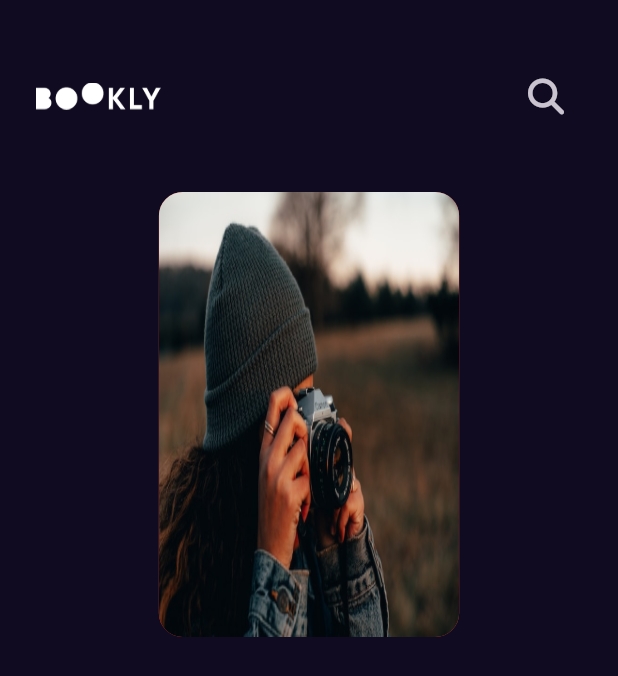
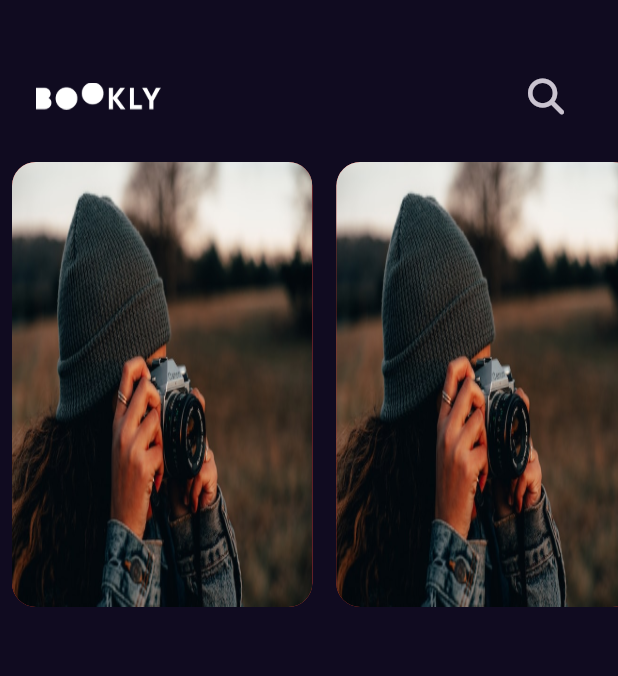
Before and after one commit to Ahmedmansor/bookly_app, a Flutter app: the screen it shows after launch, on a phone screen of 412 x 824 dp. Shown: the top 676 px of the screen. Run offline on Flutter 3.47's test engine with Material 3 defaults, Android fonts, the phone set to English and light mode, and no system bars; our stand-ins replace font_awesome_flutter, get.

Commit message:
add horizontal list view to home

```diff
--- a/lib/features/home/presentation/views/widgets/custom_app_bar.dart
+++ b/lib/features/home/presentation/views/widgets/custom_app_bar.dart
@@ -8,7 +8,7 @@ class CustomAppBar extends StatelessWidget {
   @override
   Widget build(BuildContext context) {
     return Padding(
-      padding: const EdgeInsets.symmetric(horizontal: 24, vertical: 40),
+      padding: const EdgeInsets.only(left: 24, right: 24, top: 40, bottom: 20),
       child: Row(
         mainAxisAlignment: MainAxisAlignment.spaceBetween,
         children: [
--- a/lib/features/home/presentation/views/widgets/custom_horizontal_list_view.dart
+++ /dev/null
@@ -1,27 +0,0 @@
-import 'package:bookly_app/core/utils/app_setting.dart';
-import 'package:bookly_app/core/utils/assets.dart';
-import 'package:flutter/material.dart';
-
-class CustomListViewItem extends StatelessWidget {
-  const CustomListViewItem({super.key});
-
-  @override
-  Widget build(BuildContext context) {
-    return SizedBox(
-      height: AppSettings.defultSize * 30,
-      child: AspectRatio(
-        aspectRatio: 2.7 / 4,
-        child: Container(
-          decoration: BoxDecoration(
-              borderRadius: BorderRadius.circular(16),
-              image: const DecorationImage(
-                  image: AssetImage(
-                    AssetsData.testImage,
-                  ),
-                  fit: BoxFit.fill),
-              color: Colors.red),
-        ),
-      ),
-    );
-  }
-}
--- /dev/null
+++ b/lib/features/home/presentation/views/widgets/custom_list_view_horizontal.dart
@@ -0,0 +1,24 @@
+import 'package:bookly_app/core/utils/app_setting.dart';
+import 'package:bookly_app/features/home/presentation/views/widgets/custom_list_view_item.dart';
+import 'package:flutter/material.dart';
+
+class CustomListViewHor extends StatelessWidget {
+  const CustomListViewHor({super.key});
+
+  @override
+  Widget build(BuildContext context) {
+    return SizedBox(
+      height: AppSettings.defultSize * 30,
+      child: ListView.builder(
+        scrollDirection: Axis.horizontal,
+        itemCount: 10,
+        itemBuilder: (context, index) {
+          return const Padding(
+            padding: EdgeInsets.symmetric(horizontal: 8),
+            child: CustomListViewItem(),
+          );
+        },
+      ),
+    );
+  }
+}
--- /dev/null
+++ b/lib/features/home/presentation/views/widgets/custom_list_view_item.dart
@@ -0,0 +1,23 @@
+import 'package:bookly_app/core/utils/assets.dart';
+import 'package:flutter/material.dart';
+
+class CustomListViewItem extends StatelessWidget {
+  const CustomListViewItem({super.key});
+
+  @override
+  Widget build(BuildContext context) {
+    return AspectRatio(
+      aspectRatio: 2.7 / 4,
+      child: Container(
+        decoration: BoxDecoration(
+            borderRadius: BorderRadius.circular(16),
+            image: const DecorationImage(
+                image: AssetImage(
+                  AssetsData.testImage,
+                ),
+                fit: BoxFit.fill),
+            color: Colors.red),
+      ),
+    );
+  }
+}
--- a/lib/features/home/presentation/views/widgets/home_view_body.dart
+++ b/lib/features/home/presentation/views/widgets/home_view_body.dart
@@ -1,5 +1,5 @@
 import 'package:bookly_app/features/home/presentation/views/widgets/custom_app_bar.dart';
-import 'package:bookly_app/features/home/presentation/views/widgets/custom_horizontal_list_view.dart';
+import 'package:bookly_app/features/home/presentation/views/widgets/custom_list_view_horizontal.dart';
 import 'package:flutter/material.dart';
 
 class HomeViewBody extends StatelessWidget {
@@ -7,10 +7,10 @@ class HomeViewBody extends StatelessWidget {
 
   @override
   Widget build(BuildContext context) {
-    return Column(
+    return const Column(
       children: [
         CustomAppBar(),
-        CustomListViewItem(),
+        CustomListViewHor(),
       ],
     );
   }
```
